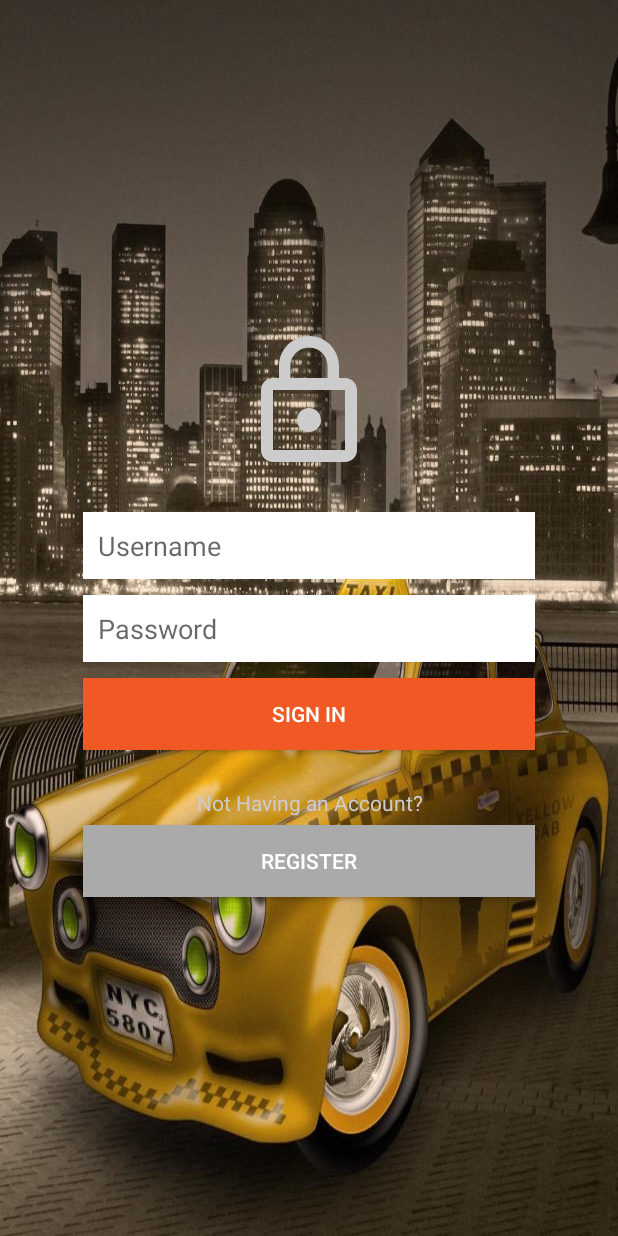
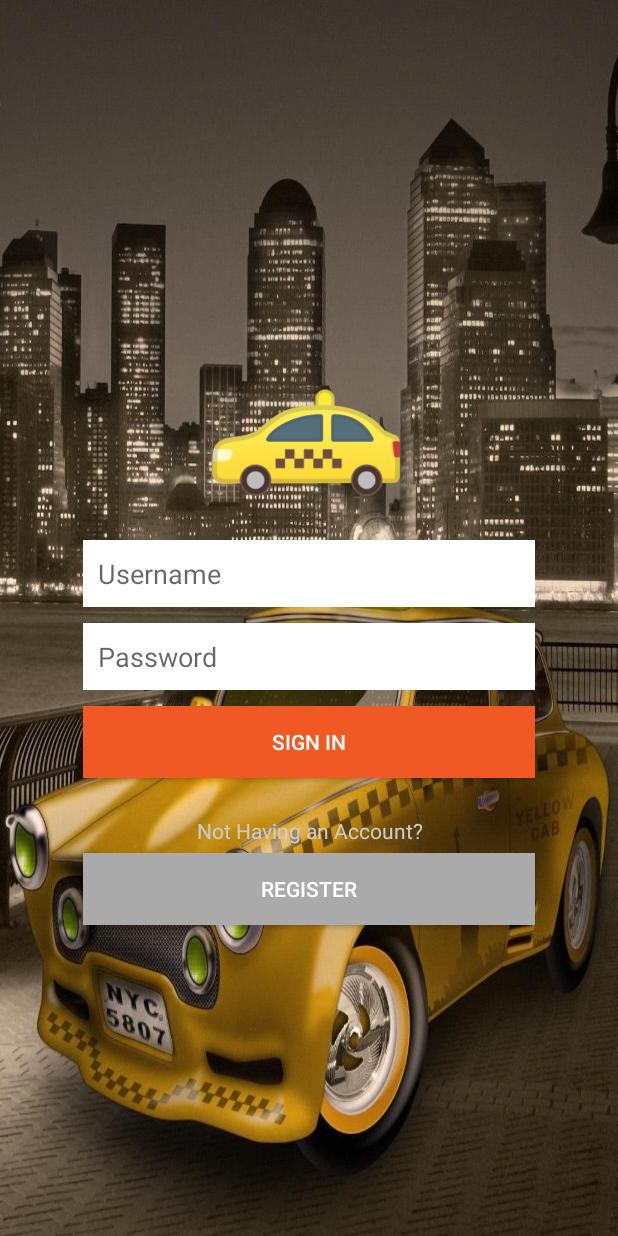
Before and after one commit to wilfredlams/DecentralCabs, an Android app: the screen it shows after launch (LoginActivity), on a phone screen of 412 x 824 dp. Run offline under Robolectric (Android 15) with nearby library versions, the light colour scheme and no system bars; our stand-ins replace Volley.

Commit message:
Change logo

```diff
--- a/app/src/main/res/layout/activity_login.xml
+++ b/app/src/main/res/layout/activity_login.xml
@@ -11,10 +11,10 @@
 
     <ImageView
         android:id="@+id/imageView"
-        android:layout_width="match_parent"
-        android:layout_height="wrap_content"
+        android:layout_width="308dp"
+        android:layout_height="133dp"
         android:layout_marginBottom="20dp"
-        android:src="@drawable/ic_lock_outline_white" />
+        android:src="@drawable/logo" />
 
     <EditText
         android:id="@+id/etLoginUsername"
```
Also changed, not shown: app/src/main/res/drawable-mdpi/logo.png (added).
